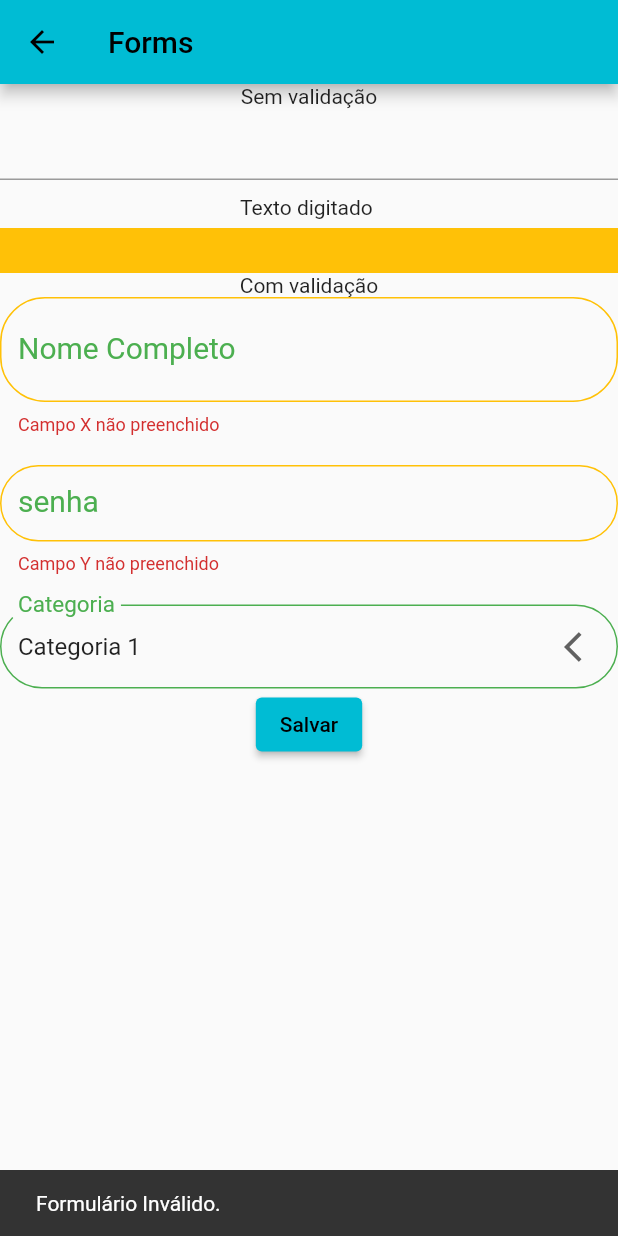
After one commit to danieldkm/flutter, a Flutter app: the FormsPage screen opened by its route, after a tap on "Salvar", on a phone screen of 412 x 824 dp. The commit adds this screen. Run offline on Flutter 3.47's test engine with Material 2 defaults, Android fonts, the phone set to English and light mode, and no system bars; our stand-ins replace device_preview.

Commit message:
Trabalhando com formulários

```diff
--- a/4_flutter_primeiro_projeto/lib/main.dart
+++ b/4_flutter_primeiro_projeto/lib/main.dart
@@ -1,16 +1,16 @@
 import 'package:device_preview/device_preview.dart';
-import 'package:flutter/foundation.dart';
 import 'package:flutter/material.dart';
 import 'package:flutter_primeiro_projeto/pages/botoes_rotacao_texto/botoes_rotacao_texto_page.dart';
 import 'package:flutter_primeiro_projeto/pages/container/container_page.dart';
 import 'package:flutter_primeiro_projeto/pages/dialogs/dialogs_page.dart';
+import 'package:flutter_primeiro_projeto/pages/forms/forms_page.dart';
 import 'package:flutter_primeiro_projeto/pages/homes/home_page.dart';
 import 'package:flutter_primeiro_projeto/pages/layout_builder/layout_builder_page.dart';
 import 'package:flutter_primeiro_projeto/pages/media_query/media_query_page.dart';
 import 'package:flutter_primeiro_projeto/pages/rows_columns/rows_columns_page.dart';
 import 'package:flutter_primeiro_projeto/pages/scrolls/listview_page.dart';
 import 'package:flutter_primeiro_projeto/pages/scrolls/singlechildscrollview_page.dart';
-import 'package:flutter_primeiro_projeto/pages/snackbar/snackbar_page.dart';
+import 'package:flutter_primeiro_projeto/pages/snackbars/snackbars_page.dart';
 
 void main() {
   runApp(DevicePreview(
@@ -39,7 +39,8 @@ class MyApp extends StatelessWidget {
         '/scrolls/single_child': (_) => SinglechildscrollviewPage(),
         '/scrolls/list_view': (_) => ListViewPage(),
         '/dialogs': (_) => DialogsPage(),
-        '/snackbars': (_) => SnackbarPage(),
+        '/snackbars': (_) => SnackbarsPage(),
+        '/forms': (_) => FormsPage(),
       },
     );
   }
--- /dev/null
+++ b/4_flutter_primeiro_projeto/lib/pages/forms/forms_page.dart
@@ -0,0 +1,215 @@
+import 'package:flutter/material.dart';
+import 'package:flutter/services.dart';
+
+class FormsPage extends StatefulWidget {
+  const FormsPage({Key? key}) : super(key: key);
+
+  @override
+  State<FormsPage> createState() => _FormsPageState();
+}
+
+class _FormsPageState extends State<FormsPage> {
+  String texto = '';
+  final formKey = GlobalKey<FormState>();
+  final nameEC = TextEditingController();
+  String categoria = 'Categoria1';
+
+  @override
+  void dispose() {
+    super.dispose();
+    nameEC.dispose();
+  }
+
+  @override
+  Widget build(BuildContext context) {
+    return Scaffold(
+      appBar: AppBar(
+        title: Text('Forms'),
+      ),
+      body: SingleChildScrollView(
+        child: Column(
+          children: [
+            Form(
+              child: Column(
+                children: [
+                  Text('Sem validação'),
+                  TextField(
+                    onChanged: (String value) {
+                      setState(() {
+                        texto = value;
+                      });
+                    },
+                  ),
+                  SizedBox(
+                    height: 10,
+                  ),
+                  Text('Texto digitado $texto'),
+                ],
+              ),
+            ),
+            SizedBox(
+              height: 20,
+            ),
+            Divider(
+              color: Colors.amber,
+              thickness: 30,
+            ),
+            Form(
+              key: formKey,
+              child: Column(
+                mainAxisAlignment: MainAxisAlignment.center,
+                children: [
+                  Text('Com validação'),
+                  TextFormField(
+                    controller: nameEC,
+                    decoration: InputDecoration(
+                      label: Text('Nome Completo'),
+                      border: OutlineInputBorder(
+                        borderRadius: BorderRadius.circular(30),
+                        borderSide: BorderSide(color: Colors.green),
+                      ),
+                      enabledBorder: OutlineInputBorder(
+                        borderRadius: BorderRadius.circular(30),
+                        borderSide: BorderSide(color: Colors.green),
+                      ),
+                      focusedBorder: OutlineInputBorder(
+                        borderRadius: BorderRadius.circular(30),
+                        borderSide: BorderSide(color: Colors.green),
+                      ),
+                      errorBorder: OutlineInputBorder(
+                        borderRadius: BorderRadius.circular(30),
+                        borderSide: BorderSide(color: Colors.amber),
+                      ),
+                      labelStyle: TextStyle(
+                        fontSize: 20,
+                        color: Colors.green,
+                      ),
+                      isDense: true,
+                    ),
+                    maxLines: 2,
+                    autovalidateMode: AutovalidateMode.onUserInteraction,
+                    validator: (String? value) {
+                      if (value == null || value.isEmpty) {
+                        return 'Campo X não preenchido';
+                      }
+                    },
+                  ),
+                  SizedBox(
+                    height: 20,
+                  ),
+                  TextFormField(
+                    decoration: InputDecoration(
+                      label: Text('senha'),
+                      border: OutlineInputBorder(
+                        borderRadius: BorderRadius.circular(30),
+                        borderSide: BorderSide(color: Colors.green),
+                      ),
+                      enabledBorder: OutlineInputBorder(
+                        borderRadius: BorderRadius.circular(30),
+                        borderSide: BorderSide(color: Colors.green),
+                      ),
+                      focusedBorder: OutlineInputBorder(
+                        borderRadius: BorderRadius.circular(30),
+                        borderSide: BorderSide(color: Colors.green),
+                      ),
+                      errorBorder: OutlineInputBorder(
+                        borderRadius: BorderRadius.circular(30),
+                        borderSide: BorderSide(color: Colors.amber),
+                      ),
+                      labelStyle: TextStyle(
+                        fontSize: 20,
+                        color: Colors.green,
+                      ),
+                      isDense: true,
+                    ),
+                    //maxLines: null,
+                    obscureText: true,
+                    autovalidateMode: AutovalidateMode.onUserInteraction,
+                    validator: (String? value) {
+                      if (value == null || value.isEmpty) {
+                        return 'Campo Y não preenchido';
+                      }
+                    },
+                  ),
+                  SizedBox(
+                    height: 20,
+                  ),
+                  DropdownButtonFormField<String>(
+                    value: categoria,
+                    icon: Icon(Icons.arrow_back_ios),
+                    decoration: InputDecoration(
+                      label: Text('Categoria'),
+                      border: OutlineInputBorder(
+                        borderRadius: BorderRadius.circular(30),
+                        borderSide: BorderSide(color: Colors.green),
+                      ),
+                      enabledBorder: OutlineInputBorder(
+                        borderRadius: BorderRadius.circular(30),
+                        borderSide: BorderSide(color: Colors.green),
+                      ),
+                      focusedBorder: OutlineInputBorder(
+                        borderRadius: BorderRadius.circular(30),
+                        borderSide: BorderSide(color: Colors.green),
+                      ),
+                      errorBorder: OutlineInputBorder(
+                        borderRadius: BorderRadius.circular(30),
+                        borderSide: BorderSide(color: Colors.amber),
+                      ),
+                      labelStyle: TextStyle(
+                        fontSize: 20,
+                        color: Colors.green,
+                      ),
+                      isDense: true,
+                    ),
+                    isDense: true,
+                    elevation: 20,
+                    validator: (String? value) {
+                      if (value == null || value.isEmpty) {
+                        return 'Categoria não preenchida';
+                      }
+                    },
+                    onChanged: (String? newValue) {
+                      if (newValue != null) {
+                        setState(() {
+                          categoria = newValue;
+                        });
+                      }
+                    },
+                    items: [
+                      DropdownMenuItem(
+                        child: Text('Categoria 1'),
+                        value: 'Categoria1',
+                      ),
+                      DropdownMenuItem(
+                        child: Text('Categoria 2'),
+                        value: 'Categoria2',
+                      ),
+                      DropdownMenuItem(
+                        child: Text('Categoria 3'),
+                        value: 'Categoria3',
+                      ),
+                    ],
+                  ),
+                  ElevatedButton(
+                    onPressed: () {
+                      final formValid =
+                          formKey.currentState?.validate() ?? false;
+                      var message = 'Formulário Inválido.';
+                      if (formValid) {
+                        message = 'Formulário válido. (Name: ${nameEC.text})';
+                      }
+                      ScaffoldMessenger.of(context).showSnackBar(
+                        SnackBar(content: Text(message)),
+                      );
+                    },
+                    child: Text('Salvar'),
+                  ),
+                ],
+              ),
+            ),
+          ],
+        ),
+      ),
+    );
+  }
+}
--- a/4_flutter_primeiro_projeto/lib/pages/homes/home_page.dart
+++ b/4_flutter_primeiro_projeto/lib/pages/homes/home_page.dart
@@ -10,6 +10,7 @@ enum PopupMenuPages {
   scrolls_list_view,
   dialogs,
   snackbars,
+  forms,
 }
 
 class HomePage extends StatelessWidget {
@@ -53,6 +54,9 @@ class HomePage extends StatelessWidget {
                   case PopupMenuPages.snackbars:
                     Navigator.pushNamed(context, '/snackbars');
                     break;
+                  case PopupMenuPages.forms:
+                    Navigator.pushNamed(context, '/forms');
+                    break;
                 }
               },
               itemBuilder: (BuildContext context) {
@@ -93,6 +97,10 @@ class HomePage extends StatelessWidget {
                     child: Text('Snackbars'),
                     value: PopupMenuPages.snackbars,
                   ),
+                  PopupMenuItem<PopupMenuPages>(
+                    child: Text('Forms'),
+                    value: PopupMenuPages.forms,
+                  ),
                 ];
               })
         ],
--- a/4_flutter_primeiro_projeto/lib/pages/snackbar/snackbar_page.dart
+++ b/4_flutter_primeiro_projeto/lib/pages/snackbars/snackbars_page.dart
@@ -1,7 +1,7 @@
 import 'package:flutter/material.dart';
 
-class SnackbarPage extends StatelessWidget {
-  const SnackbarPage({Key? key}) : super(key: key);
+class SnackbarsPage extends StatelessWidget {
+  const SnackbarsPage({Key? key}) : super(key: key);
 
   @override
   Widget build(BuildContext context) {
```
Also changed, not shown: 1 other file.
